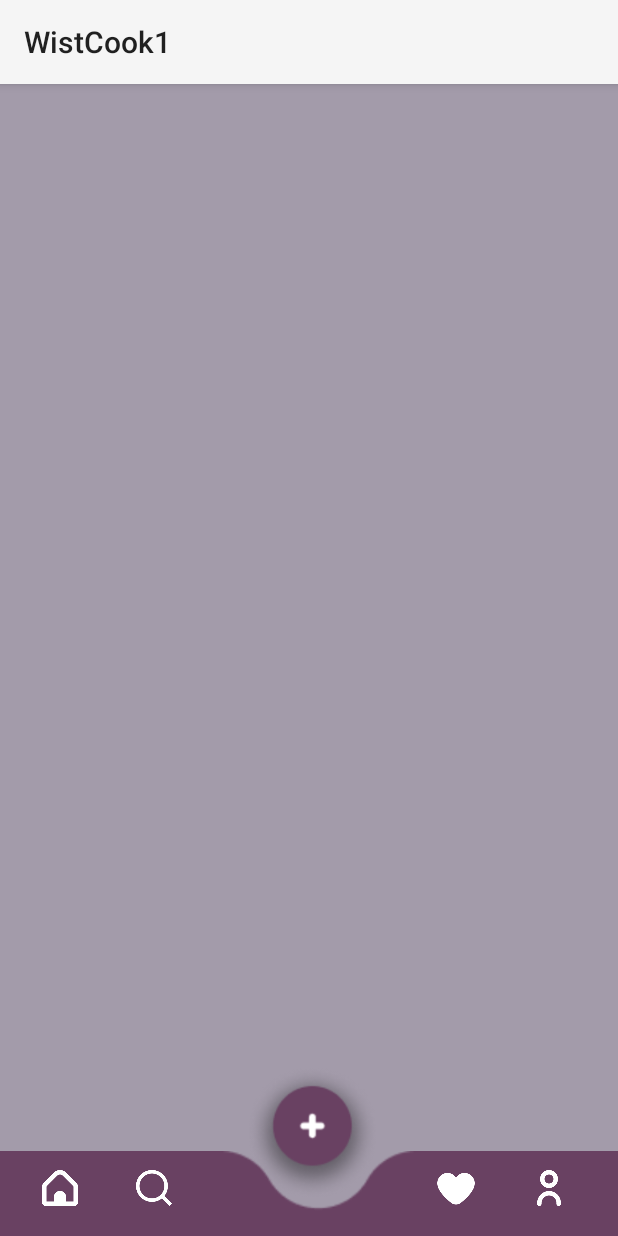
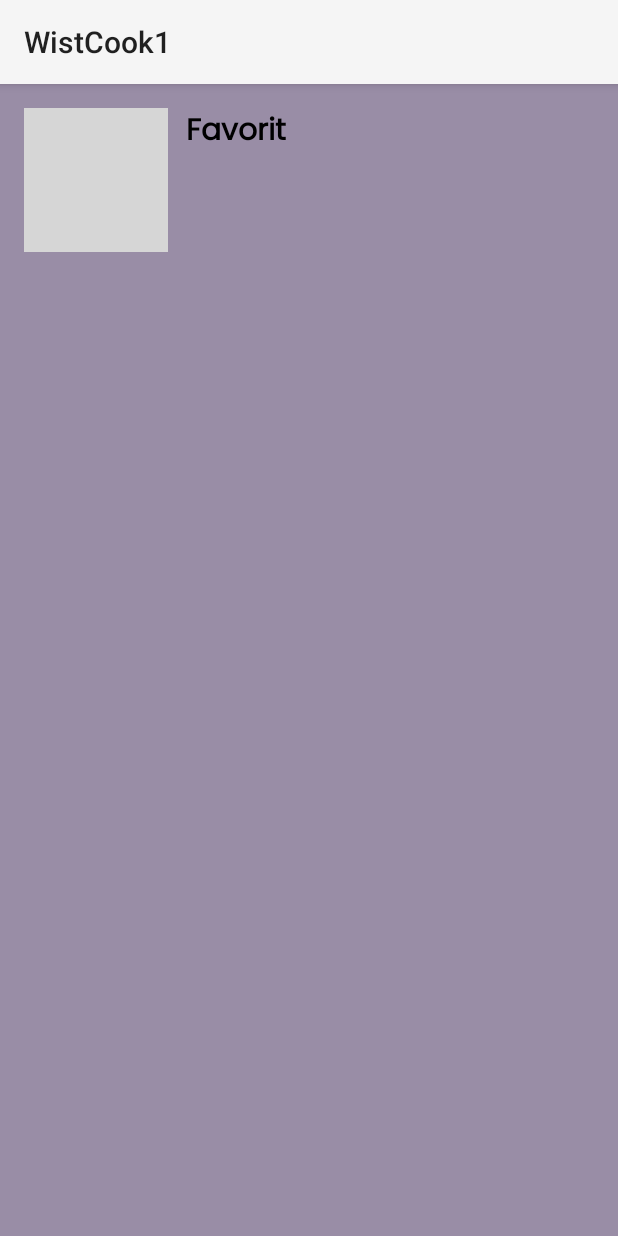
Before and after one commit to Ainimaharanidaspro1/WistCook, an Android app: the FavoritActivity screen opened directly, with no data from a screen before it, on a phone screen of 412 x 824 dp. Run offline under Robolectric (Android 15) with nearby library versions, the phone set to English and light mode, and no system bars; grey boxes are pictures that could not be loaded.

Commit message:
Update activity_favorit.xml

```diff
--- a/src/main/res/layout/activity_favorit.xml
+++ b/src/main/res/layout/activity_favorit.xml
@@ -1,76 +1,50 @@
-<?xml version="1.0" encoding="utf-8"?>
-<androidx.constraintlayout.widget.ConstraintLayout xmlns:android="http://schemas.android.com/apk/res/android"
+<androidx.constraintlayout.widget.ConstraintLayout
+    xmlns:android="http://schemas.android.com/apk/res/android"
     xmlns:app="http://schemas.android.com/apk/res-auto"
-    xmlns:tools="http://schemas.android.com/tools"
-    android:id="@+id/masuk_button"
     android:layout_width="match_parent"
     android:layout_height="match_parent"
-    android:background="#A39BAA">
+    android:background="#998DA6">
 
+    <!-- Back Arrow Button -->
     <ImageView
-        android:id="@+id/imageView14"
-        android:layout_width="420dp"
-        android:layout_height="97dp"
-        android:layout_marginTop="704dp"
-        app:layout_constraintEnd_toEndOf="parent"
-        app:layout_constraintHorizontal_bias="0.518"
+        android:id="@+id/backArrow"
+        android:layout_width="wrap_content"
+        android:layout_height="wrap_content"
+        android:src="@drawable/ic_back_arrow"
+        android:contentDescription="Back"
         app:layout_constraintStart_toStartOf="parent"
         app:layout_constraintTop_toTopOf="parent"
-        app:srcCompat="@drawable/nav" />
+        android:layout_margin="16dp" />
 
-    <ImageView
-        android:id="@+id/imageView15"
-        android:layout_width="94dp"
-        android:layout_height="90dp"
-        android:layout_marginBottom="24dp"
+    <!-- FAQ Title -->
+    <TextView
+        android:id="@+id/faqTitle"
+        android:layout_width="wrap_content"
+        android:layout_height="wrap_content"
+        android:layout_marginStart="12dp"
+        android:layout_marginTop="16dp"
+        android:fontFamily="@font/poppins"
+        android:text="Favorit"
+        android:textColor="@android:color/black"
+        android:textSize="20sp"
+        android:textStyle="bold"
+        app:layout_constraintEnd_toEndOf="parent"
+        app:layout_constraintHorizontal_bias="0.0"
+        app:layout_constraintStart_toEndOf="@id/backArrow"
+        app:layout_constraintTop_toTopOf="parent" />
+
+    <!-- RecyclerView for displaying favorite recipes -->
+    <androidx.recyclerview.widget.RecyclerView
+        android:id="@+id/recyclerViewResepFavorit"
+        android:layout_width="0dp"
+        android:layout_height="0dp"
+        android:layout_marginTop="22dp"
+        android:layout_marginBottom="16dp"
         app:layout_constraintBottom_toBottomOf="parent"
         app:layout_constraintEnd_toEndOf="parent"
-        app:layout_constraintHorizontal_bias="0.507"
+        app:layout_constraintHorizontal_bias="0.0"
         app:layout_constraintStart_toStartOf="parent"
-        app:srcCompat="@drawable/nav1" />
-
-    <ImageView
-        android:id="@+id/imageView17"
-        android:layout_width="25dp"
-        android:layout_height="24dp"
-        android:layout_marginBottom="20dp"
-        app:layout_constraintBottom_toBottomOf="parent"
-        app:layout_constraintEnd_toEndOf="parent"
-        app:layout_constraintHorizontal_bias="0.07"
-        app:layout_constraintStart_toStartOf="parent"
-        app:srcCompat="@drawable/home" />
-
-    <ImageView
-        android:id="@+id/imageCari"
-        android:layout_width="25dp"
-        android:layout_height="24dp"
-        android:layout_marginBottom="20dp"
-        app:layout_constraintBottom_toBottomOf="parent"
-        app:layout_constraintEnd_toEndOf="parent"
-        app:layout_constraintHorizontal_bias="0.233"
-        app:layout_constraintStart_toStartOf="parent"
-        app:srcCompat="@drawable/cari" />
-
-    <ImageView
-        android:id="@+id/imageView19"
-        android:layout_width="25dp"
-        android:layout_height="24dp"
-        android:layout_marginBottom="20dp"
-        app:layout_constraintBottom_toBottomOf="parent"
-        app:layout_constraintEnd_toEndOf="parent"
-        app:layout_constraintHorizontal_bias="0.753"
-        app:layout_constraintStart_toStartOf="parent"
-        app:srcCompat="@drawable/favorit" />
-
-    <ImageView
-        android:id="@+id/imageView20"
-        android:layout_width="25dp"
-        android:layout_height="24dp"
-        android:layout_marginBottom="20dp"
-        app:layout_constraintBottom_toBottomOf="parent"
-        app:layout_constraintEnd_toEndOf="parent"
-        app:layout_constraintHorizontal_bias="0.914"
-        app:layout_constraintStart_toStartOf="parent"
-        app:srcCompat="@drawable/user" />
+        app:layout_constraintTop_toBottomOf="@id/faqTitle"
+        app:layout_constraintVertical_bias="1.0" />
 
 </androidx.constraintlayout.widget.ConstraintLayout>
```
